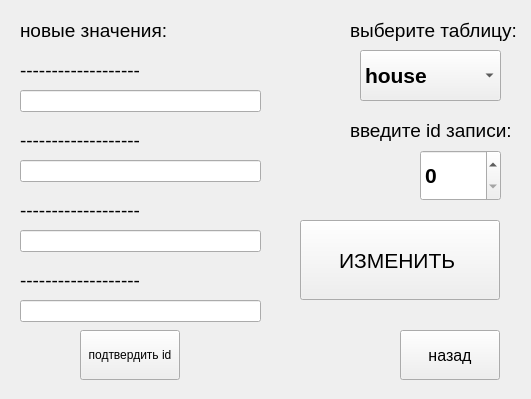
First picture: the form in editwindow.ui, repository chikovkonstantin/bd, before the edit.
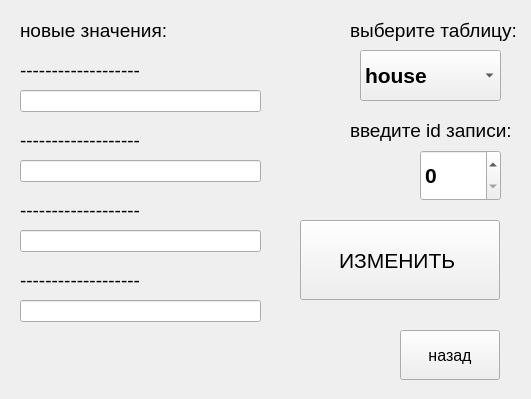
Second picture: the form after the edit.

```diff
--- a/editwindow.ui
+++ b/editwindow.ui
@@ -286,24 +286,6 @@
     <string>-------------------</string>
    </property>
   </widget>
-  <widget class="QPushButton" name="editbutton_2">
-   <property name="geometry">
-    <rect>
-     <x>80</x>
-     <y>330</y>
-     <width>100</width>
-     <height>50</height>
-    </rect>
-   </property>
-   <property name="font">
-    <font>
-     <pointsize>9</pointsize>
-    </font>
-   </property>
-   <property name="text">
-    <string>подтвердить id</string>
-   </property>
-  </widget>
  </widget>
  <resources/>
  <connections/>
```
